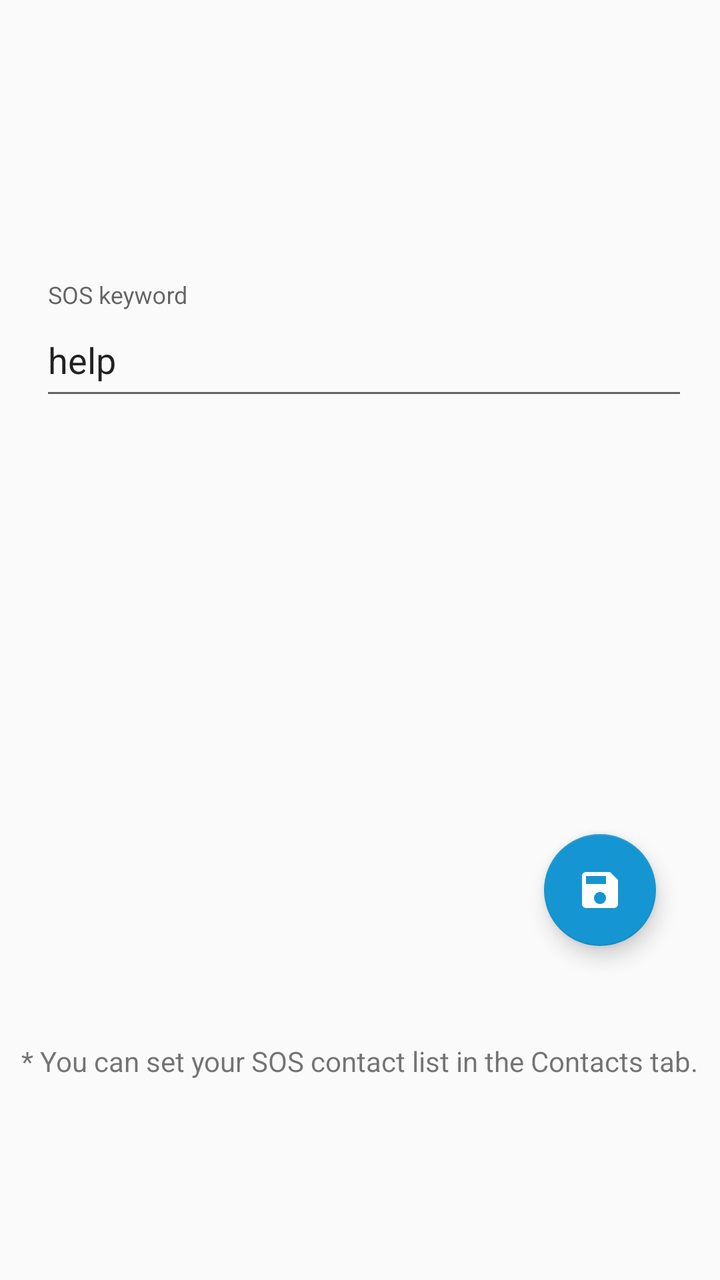
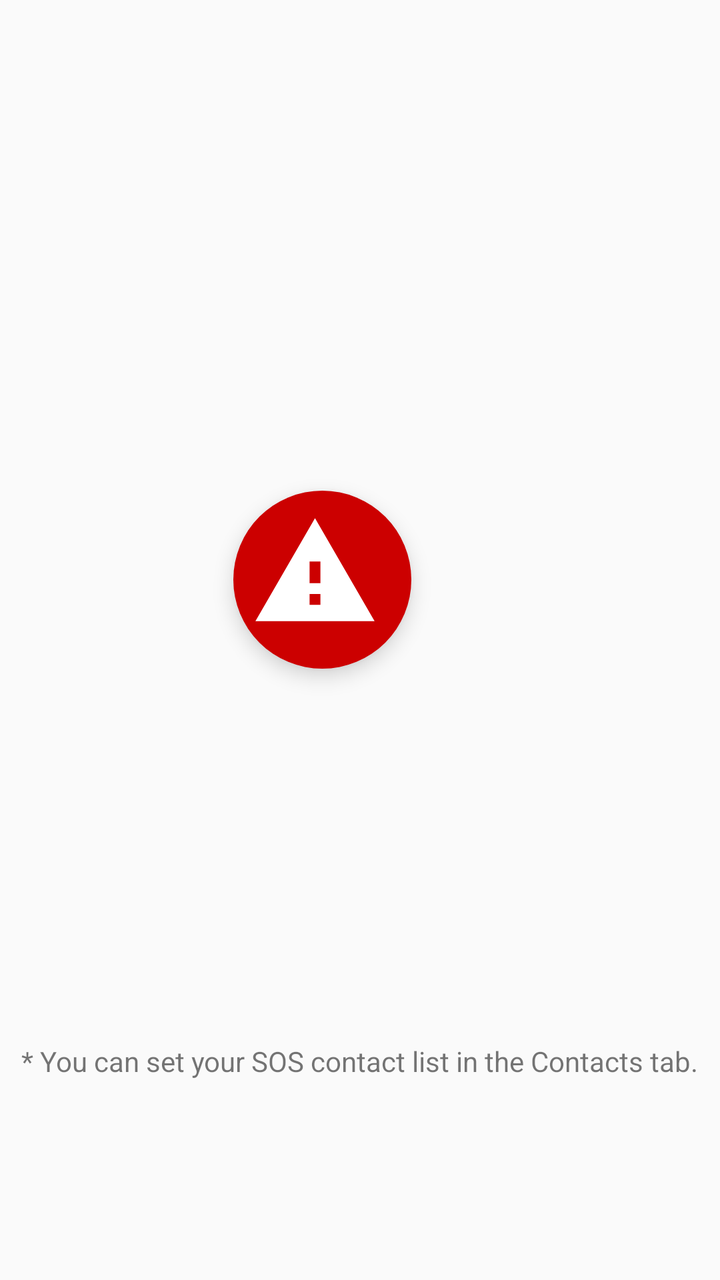

An Android layout rendered at two revisions. The XML below is the earlier revision; the diff shows what the commit changed to produce the second picture.
<!-- AndroidManifest.xml: application theme AppTheme -->
<!-- res/layout/fragment_home.xml -->
<?xml version="1.0" encoding="utf-8"?>
<androidx.constraintlayout.widget.ConstraintLayout xmlns:android="http://schemas.android.com/apk/res/android"
    xmlns:app="http://schemas.android.com/apk/res-auto"
    xmlns:tools="http://schemas.android.com/tools"
    android:layout_width="match_parent"
    android:layout_height="match_parent"
    tools:context=".ui.home.HomeFragment">

    <TextView
        android:id="@+id/text_home"
        android:layout_width="match_parent"
        android:layout_height="wrap_content"
        android:layout_marginStart="8dp"
        android:layout_marginEnd="8dp"
        android:textAlignment="center"
        android:textSize="20sp"
        app:layout_constraintBottom_toBottomOf="parent"
        app:layout_constraintEnd_toEndOf="parent"
        app:layout_constraintHorizontal_bias="0.0"
        app:layout_constraintStart_toStartOf="parent"
        app:layout_constraintTop_toTopOf="parent"
        app:layout_constraintVertical_bias="0.0" />

    <com.google.android.material.textfield.TextInputLayout
        android:id="@+id/sos_input_layout"
        android:layout_width="match_parent"
        android:layout_height="wrap_content"
        android:layout_marginStart="20dp"
        android:layout_marginEnd="20dp"
        app:layout_constraintBottom_toBottomOf="parent"
        app:layout_constraintEnd_toEndOf="parent"
        app:layout_constraintStart_toStartOf="parent"
        app:layout_constraintTop_toTopOf="parent"
        app:layout_constraintVertical_bias="0.245">

        <EditText
            android:id="@+id/sosKeyword"
            android:layout_width="365dp"
            android:layout_height="53dp"
            android:layout_marginTop="120dp"
            android:ems="10"
            android:hint="@string/keywordFieldText"
            android:inputType="textPersonName"
            android:text="@string/defaultKeyword"
            app:layout_constraintEnd_toEndOf="parent"
            app:layout_constraintStart_toStartOf="parent"
            app:layout_constraintTop_toBottomOf="@+id/text_home" />

    </com.google.android.material.textfield.TextInputLayout>

    <TextView
        android:id="@+id/helpText"
        android:layout_width="wrap_content"
        android:layout_height="wrap_content"
        android:layout_marginBottom="100dp"
        android:text="@string/helpTextHome"
        app:layout_constraintBottom_toBottomOf="parent"
        app:layout_constraintEnd_toEndOf="parent"
        app:layout_constraintStart_toStartOf="parent" />

    <com.google.android.material.floatingactionbutton.FloatingActionButton
        android:id="@+id/save"
        android:layout_width="wrap_content"
        android:layout_height="wrap_content"
        android:layout_marginEnd="32dp"
        android:layout_marginBottom="48dp"
        android:clickable="true"
        android:foregroundTint="#FFFFFF"
        android:src="@drawable/ic_save"
        app:backgroundTint="#1595D1"
        app:layout_constraintBottom_toTopOf="@+id/helpText"
        app:layout_constraintEnd_toEndOf="parent" />
</androidx.constraintlayout.widget.ConstraintLayout>
<!-- resources referenced by this layout -->
<resources>
  <!-- drawable ic_save (drawable) -->
  <vector android:height="24dp" android:tint="#FFFFFF"
      android:viewportHeight="24.0" android:viewportWidth="24.0"
      android:width="24dp" xmlns:android="http://schemas.android.com/apk/res/android">
      <path android:fillColor="#FF000000" android:pathData="M17,3L5,3c-1.11,0 -2,0.9 -2,2v14c0,1.1 0.89,2 2,2h14c1.1,0 2,-0.9 2,-2L21,7l-4,-4zM12,19c-1.66,0 -3,-1.34 -3,-3s1.34,-3 3,-3 3,1.34 3,3 -1.34,3 -3,3zM15,9L5,9L5,5h10v4z"/>
  </vector>
  <string name="defaultKeyword">help</string>
  <string name="helpTextHome">* You can set your SOS contact list in the Contacts tab.</string>
  <string name="keywordFieldText">SOS keyword</string>
  <style name="AppTheme" parent="Theme.AppCompat.Light.DarkActionBar">
          
          <item name="colorPrimary">@color/colorPrimary</item>
          <item name="colorPrimaryDark">@color/colorPrimaryDark</item>
          <item name="colorAccent">@color/colorAccent</item>
      </style>
  <color name="colorPrimary">#6200EE</color>
  <color name="colorPrimaryDark">#3700B3</color>
  <color name="colorAccent">#03DAC5</color>
</resources>

<!-- the commit's change to res/layout/fragment_home.xml (unified diff, before → after) -->
@@ -19,34 +19,7 @@
         app:layout_constraintHorizontal_bias="0.0"
         app:layout_constraintStart_toStartOf="parent"
         app:layout_constraintTop_toTopOf="parent"
-        app:layout_constraintVertical_bias="0.0" />
-
-    <com.google.android.material.textfield.TextInputLayout
-        android:id="@+id/sos_input_layout"
-        android:layout_width="match_parent"
-        android:layout_height="wrap_content"
-        android:layout_marginStart="20dp"
-        android:layout_marginEnd="20dp"
-        app:layout_constraintBottom_toBottomOf="parent"
-        app:layout_constraintEnd_toEndOf="parent"
-        app:layout_constraintStart_toStartOf="parent"
-        app:layout_constraintTop_toTopOf="parent"
-        app:layout_constraintVertical_bias="0.245">
-
-        <EditText
-            android:id="@+id/sosKeyword"
-            android:layout_width="365dp"
-            android:layout_height="53dp"
-            android:layout_marginTop="120dp"
-            android:ems="10"
-            android:hint="@string/keywordFieldText"
-            android:inputType="textPersonName"
-            android:text="@string/defaultKeyword"
-            app:layout_constraintEnd_toEndOf="parent"
-            app:layout_constraintStart_toStartOf="parent"
-            app:layout_constraintTop_toBottomOf="@+id/text_home" />
-
-    </com.google.android.material.textfield.TextInputLayout>
+        app:layout_constraintVertical_bias="0.096" />
 
     <TextView
         android:id="@+id/helpText"
@@ -59,15 +32,20 @@
         app:layout_constraintStart_toStartOf="parent" />
 
     <com.google.android.material.floatingactionbutton.FloatingActionButton
-        android:id="@+id/save"
-        android:layout_width="wrap_content"
-        android:layout_height="wrap_content"
-        android:layout_marginEnd="32dp"
-        android:layout_marginBottom="48dp"
-        android:clickable="true"
-        android:foregroundTint="#FFFFFF"
-        android:src="@drawable/ic_save"
-        app:backgroundTint="#1595D1"
+        android:id="@+id/sos"
+        android:layout_width="89dp"
+        android:layout_height="90dp"
+        android:padding="0dp"
+        android:scaleType="fitCenter"
+        android:src="@drawable/ic_sos"
+        app:backgroundTint="@android:color/holo_red_dark"
+        app:borderWidth="0dp"
+        app:fabCustomSize="82dp"
         app:layout_constraintBottom_toTopOf="@+id/helpText"
-        app:layout_constraintEnd_toEndOf="parent" />
+        app:layout_constraintEnd_toEndOf="parent"
+        app:layout_constraintHorizontal_bias="0.424"
+        app:layout_constraintStart_toStartOf="parent"
+        app:layout_constraintTop_toTopOf="parent"
+        app:layout_constraintVertical_bias="0.574"
+        app:useCompatPadding="true" />
 </androidx.constraintlayout.widget.ConstraintLayout>
<!-- resource entries referenced after the edit -->
@@ -1,14 +1,12 @@
 <!-- resources referenced by this layout -->
 <resources>
-  <!-- drawable ic_save (drawable) -->
+  <!-- drawable ic_sos (drawable) -->
   <vector android:height="24dp" android:tint="#FFFFFF"
       android:viewportHeight="24.0" android:viewportWidth="24.0"
       android:width="24dp" xmlns:android="http://schemas.android.com/apk/res/android">
-      <path android:fillColor="#FF000000" android:pathData="M17,3L5,3c-1.11,0 -2,0.9 -2,2v14c0,1.1 0.89,2 2,2h14c1.1,0 2,-0.9 2,-2L21,7l-4,-4zM12,19c-1.66,0 -3,-1.34 -3,-3s1.34,-3 3,-3 3,1.34 3,3 -1.34,3 -3,3zM15,9L5,9L5,5h10v4z"/>
+      <path android:fillColor="#FF000000" android:pathData="M1,21h22L12,2 1,21zM13,18h-2v-2h2v2zM13,14h-2v-4h2v4z"/>
   </vector>
-  <string name="defaultKeyword">help</string>
   <string name="helpTextHome">* You can set your SOS contact list in the Contacts tab.</string>
-  <string name="keywordFieldText">SOS keyword</string>
   <style name="AppTheme" parent="Theme.AppCompat.Light.DarkActionBar">
           
           <item name="colorPrimary">@color/colorPrimary</item>
